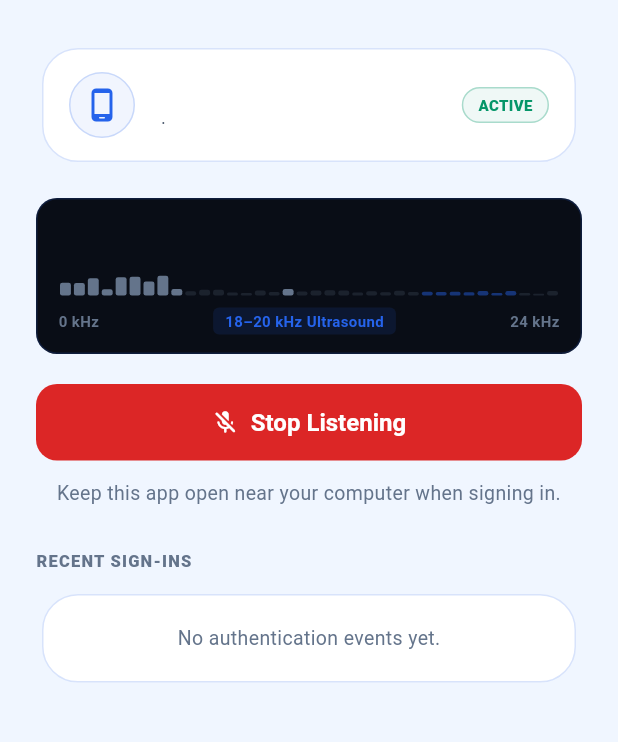
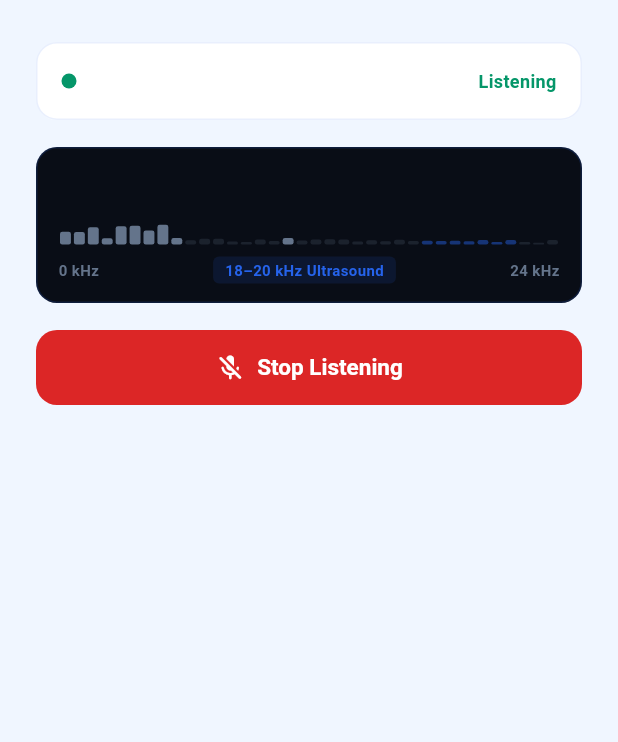
Before and after one commit to Alphred-OB/echo, a Flutter app: the ListeningScreen screen opened directly with empty values, on a phone screen of 412 x 824 dp, the part 60-802 px from its top. Run offline on Flutter 3.47's test engine with Material 3 defaults, Android fonts, the phone set to English and light mode, and no system bars; our stand-ins replace flutter_secure_storage, permission_handler; missing offline and left inert: ggwave_flutter, mobile_scanner, pointycastle; accounts and stored records are empty; Roboto replaces fonts that are missing (JetBrains Mono, Plus Jakarta Sans).

Commit message:
style(mobile): remove UI noise and badges, polish minimalist white aesthetic

```diff
--- a/echo_authenticator/lib/screens/listening_screen.dart
+++ b/echo_authenticator/lib/screens/listening_screen.dart
@@ -80,7 +80,6 @@ class _ListeningScreenState extends State<ListeningScreen> {
   }
 
   Future<void> _handleNonceReceived(String nonce) async {
-    // Flash ultrasound detected tag
     setState(() => _hasUltrasound = true);
     _ultrasoundFlashTimer?.cancel();
     _ultrasoundFlashTimer = Timer(const Duration(milliseconds: 1200), () {
@@ -133,7 +132,7 @@ class _ListeningScreenState extends State<ListeningScreen> {
       builder: (ctx) => AlertDialog(
         title: const Text('Unpair this device?'),
         content: const Text(
-          'This will remove your cryptographic key from this device. You will need to re-scan the pairing code on your laptop to use it again.',
+          'This will remove your security key from this phone. You will need to re-scan the QR code to use it again.',
         ),
         actions: [
           TextButton(
@@ -147,7 +146,7 @@ class _ListeningScreenState extends State<ListeningScreen> {
               widget.onUnpaired();
             },
             style: ElevatedButton.styleFrom(backgroundColor: EchoTheme.bad),
-            child: const Text('Unpair Device'),
+            child: const Text('Unpair'),
           ),
         ],
       ),
@@ -159,6 +158,7 @@ class _ListeningScreenState extends State<ListeningScreen> {
     final isDark = Theme.of(context).brightness == Brightness.dark;
 
     return Scaffold(
+      backgroundColor: isDark ? EchoTheme.bgDark : EchoTheme.bgLight,
       appBar: AppBar(
         title: const Row(
           mainAxisSize: MainAxisSize.min,
@@ -189,68 +189,48 @@ class _ListeningScreenState extends State<ListeningScreen> {
           child: Column(
             crossAxisAlignment: CrossAxisAlignment.center,
             children: [
-              // ── Device & User Card ──
-              Card(
-                child: Padding(
-                  padding: const EdgeInsets.symmetric(horizontal: 18, vertical: 16),
+              // ── Minimalist User & Status Header ──
+              Container(
+                padding: const EdgeInsets.symmetric(horizontal: 16, vertical: 14),
+                decoration: BoxDecoration(
+                  color: isDark ? EchoTheme.surfaceDark : EchoTheme.surfaceLight,
+                  borderRadius: BorderRadius.circular(EchoTheme.rMd),
+                  border: Border.all(
+                    color: isDark ? EchoTheme.borderDark : EchoTheme.borderLight,
+                  ),
+                ),
                 child: Row(
                   children: [
                     Container(
-                        width: 44,
-                        height: 44,
+                      width: 10,
+                      height: 10,
                       decoration: BoxDecoration(
-                          color: EchoTheme.accentSoft,
                         shape: BoxShape.circle,
-                          border: Border.all(color: EchoTheme.accent.withValues(alpha: 0.2)),
+                        color: _isListening ? EchoTheme.ok : EchoTheme.dimLight,
                       ),
-                        child: const Icon(Icons.phone_android_rounded, color: EchoTheme.accent, size: 24),
                     ),
-                      const SizedBox(width: 14),
+                    const SizedBox(width: 10),
                     Expanded(
-                        child: Column(
-                          crossAxisAlignment: CrossAxisAlignment.start,
-                          children: [
-                            Text(
+                      child: Text(
                         widget.credentials.username,
                         style: const TextStyle(
-                                fontSize: 16,
-                                fontWeight: FontWeight.w800,
+                          fontSize: 15,
+                          fontWeight: FontWeight.w700,
                         ),
                       ),
-                            const SizedBox(height: 2),
+                    ),
                     Text(
-                              '${widget.credentials.deviceName} · ${widget.credentials.deviceId}',
+                      _isListening ? 'Listening' : 'Paused',
                       style: TextStyle(
                         fontSize: 12,
-                                color: isDark ? EchoTheme.mutedDark : EchoTheme.mutedLight,
+                        fontWeight: FontWeight.w600,
+                        color: _isListening ? EchoTheme.ok : EchoTheme.dimLight,
                       ),
                     ),
                   ],
                 ),
               ),
-                      Container(
-                        padding: const EdgeInsets.symmetric(horizontal: 10, vertical: 4),
-                        decoration: BoxDecoration(
-                          color: _isListening ? EchoTheme.okSoft : EchoTheme.warnSoft,
-                          borderRadius: BorderRadius.circular(99),
-                          border: Border.all(
-                            color: _isListening ? EchoTheme.ok.withValues(alpha: 0.3) : EchoTheme.warn.withValues(alpha: 0.3),
-                          ),
-                        ),
-                        child: Text(
-                          _isListening ? 'ACTIVE' : 'IDLE',
-                          style: TextStyle(
-                            fontSize: 10,
-                            fontWeight: FontWeight.w800,
-                            color: _isListening ? EchoTheme.ok : EchoTheme.warn,
-                          ),
-                        ),
-                      ),
-                    ],
-                  ),
-                ),
-              ),
-              const SizedBox(height: 20),
+              const SizedBox(height: 18),
 
               // ── Live Ultrasound Spectrum ──
               LiveSpectrumWidget(
@@ -258,7 +238,7 @@ class _ListeningScreenState extends State<ListeningScreen> {
                 isListening: _isListening,
                 hasUltrasound: _hasUltrasound,
               ),
-              const SizedBox(height: 20),
+              const SizedBox(height: 18),
 
               // ── Toggle Listening Button ──
               SizedBox(
@@ -267,41 +247,34 @@ class _ListeningScreenState extends State<ListeningScreen> {
                   onPressed: _toggleListen,
                   style: ElevatedButton.styleFrom(
                     backgroundColor: _isListening ? EchoTheme.bad : EchoTheme.ok,
-                    padding: const EdgeInsets.symmetric(vertical: 16),
+                    padding: const EdgeInsets.symmetric(vertical: 15),
+                    shape: RoundedRectangleBorder(
+                      borderRadius: BorderRadius.circular(EchoTheme.rMd),
+                    ),
                   ),
                   icon: Icon(
                     _isListening ? Icons.mic_off_rounded : Icons.mic_rounded,
                     color: Colors.white,
+                    size: 20,
                   ),
                   label: Text(
                     _isListening ? 'Stop Listening' : 'Start Listening',
                     style: const TextStyle(
-                      fontSize: 16,
+                      fontSize: 15,
                       fontWeight: FontWeight.w700,
                       color: Colors.white,
                     ),
                   ),
                 ),
               ),
-              const SizedBox(height: 12),
-
-              Text(
-                _isListening
-                    ? 'Keep this app open near your computer when signing in.'
-                    : 'Tap "Start Listening" to detect sign-in sound bursts.',
-                textAlign: TextAlign.center,
-                style: TextStyle(
-                  fontSize: 13,
-                  color: isDark ? EchoTheme.dimDark : EchoTheme.dimLight,
-                ),
-              ),
               const SizedBox(height: 28),
 
-              // ── Activity Log ──
+              // ── Activity History ──
+              if (_activityLog.isNotEmpty) ...[
                 Align(
                   alignment: Alignment.centerLeft,
                   child: Text(
-                  'RECENT SIGN-INS',
+                    'RECENT ACTIVITY',
                     style: TextStyle(
                       fontSize: 11,
                       fontWeight: FontWeight.w800,
@@ -310,36 +283,35 @@ class _ListeningScreenState extends State<ListeningScreen> {
                     ),
                   ),
                 ),
-              const SizedBox(height: 10),
-
-              if (_activityLog.isEmpty)
-                Card(
-                  child: Padding(
-                    padding: const EdgeInsets.all(20),
-                    child: Center(
-                      child: Text(
-                        'No authentication events yet.',
-                        style: TextStyle(
-                          fontSize: 13,
-                          color: isDark ? EchoTheme.dimDark : EchoTheme.dimLight,
+                const SizedBox(height: 8),
+                Column(
+                  children: _activityLog.map((log) {
+                    return Container(
+                      margin: const EdgeInsets.only(bottom: 8),
+                      padding: const EdgeInsets.symmetric(horizontal: 14, vertical: 10),
+                      decoration: BoxDecoration(
+                        color: isDark ? EchoTheme.surfaceDark : EchoTheme.surfaceLight,
+                        borderRadius: BorderRadius.circular(EchoTheme.rSm),
+                        border: Border.all(
+                          color: isDark ? EchoTheme.borderDark : EchoTheme.borderLight,
                         ),
                       ),
+                      child: Row(
+                        children: [
+                          const Icon(Icons.check_circle_rounded, color: EchoTheme.ok, size: 16),
+                          const SizedBox(width: 10),
+                          Expanded(
+                            child: Text(
+                              log,
+                              style: const TextStyle(fontSize: 12, fontWeight: FontWeight.w600),
                             ),
                           ),
-                )
-              else
-                Column(
-                  children: _activityLog.map((log) {
-                    return Card(
-                      margin: const EdgeInsets.only(bottom: 8),
-                      child: ListTile(
-                        dense: true,
-                        leading: const Icon(Icons.check_circle_rounded, color: EchoTheme.ok, size: 20),
-                        title: Text(log, style: const TextStyle(fontSize: 13, fontWeight: FontWeight.w600)),
+                        ],
                       ),
                     );
                   }).toList(),
                 ),
+              ],
             ],
           ),
         ),
```
Also changed, not shown: echo_authenticator/lib/screens/enrollment_screen.dart (+21 -85 lines), echo_authenticator/lib/widgets/approve_sheet.dart (+5 -21 lines). Lines whose indentation alone changed are shown as unchanged.
